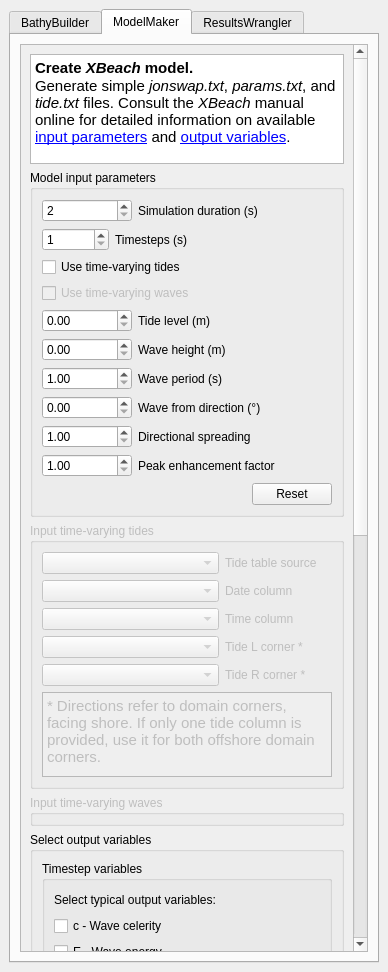
Above: QBeach_dockwidget_base.ui from JTMelly/QBeach before the change. Below: the same form after it.
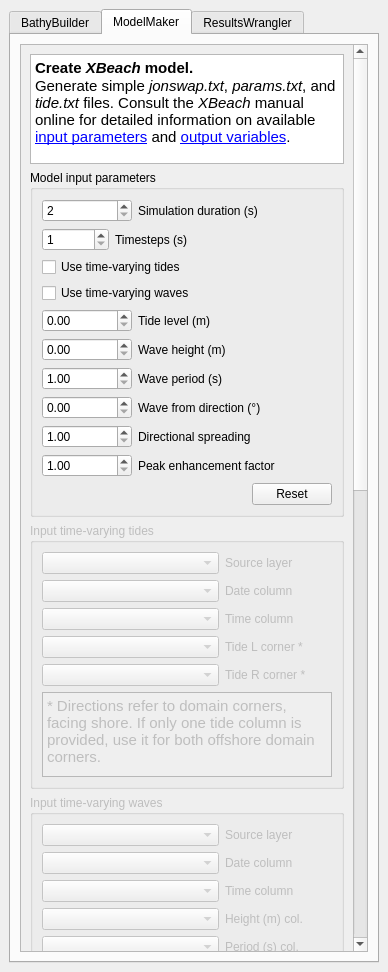
That is the form after the change. The open tabs and pages were chosen to show the change. Custom widgets are drawn as their Qt base class.

Commit message: adding UI for time-varying waves (still disabled)

The edit to the form file:
```diff
--- a/QBeach_dockwidget_base.ui
+++ b/QBeach_dockwidget_base.ui
@@ -26,7 +26,7 @@
    <string>QBeach</string>
   </property>
   <widget class="QWidget" name="dockWidgetContents">
-   <layout class="QGridLayout" name="gridLayout_19">
+   <layout class="QGridLayout" name="gridLayout_20">
     <item row="0" column="0">
      <widget class="QTabWidget" name="tabQBeach">
       <property name="currentIndex">
@@ -1187,7 +1187,7 @@
        <attribute name="title">
         <string>ModelMaker</string>
        </attribute>
-       <layout class="QGridLayout" name="gridLayout_18">
+       <layout class="QGridLayout" name="gridLayout_19">
         <item row="0" column="0">
          <widget class="QScrollArea" name="saMM">
           <property name="widgetResizable">
@@ -1202,9 +1202,9 @@
              <height>882</height>
             </rect>
            </property>
-           <layout class="QGridLayout" name="gridLayout_16">
+           <layout class="QGridLayout" name="gridLayout_18">
             <item row="0" column="0">
-             <layout class="QVBoxLayout" name="verticalLayout_14">
+             <layout class="QVBoxLayout" name="verticalLayout_15">
               <item>
                <widget class="QTextBrowser" name="txtbModelMaker">
                 <property name="minimumSize">
@@ -1352,7 +1352,7 @@
                      <item>
                       <widget class="QCheckBox" name="cbVariableWaves">
                        <property name="enabled">
-                        <bool>false</bool>
+                        <bool>true</bool>
                        </property>
                        <property name="text">
                         <string>Use time-varying waves</string>
@@ -1663,7 +1663,7 @@
                      <item>
                       <widget class="QLabel" name="lbTideTable">
                        <property name="text">
-                        <string>Tide table source</string>
+                        <string>Source layer</string>
                        </property>
                       </widget>
                      </item>
@@ -1855,7 +1855,7 @@
                  <bool>false</bool>
                 </property>
                 <property name="styleSheet">
-                 <string notr="true"> QgsCollapsibleGroupBoxBasic { border: none; }QgsCollapsibleGroupBoxBasic::title, QgsCollapsibleGroupBox::title {  subcontrol-origin: margin;  subcontrol-position: top left;  margin-left: 20px;  margin-right: 5px;  left: 0px;  top: 1px;}QgsCollapsibleGroupBoxBasic::title, QgsCollapsibleGroupBox::title {  subcontrol-origin: margin;  subcontrol-position: top left;  margin-left: 20px;  margin-right: 5px;  left: 0px;  top: 1px;}QgsCollapsibleGroupBoxBasic::title, QgsCollapsibleGroupBox::title {  subcontrol-origin: margin;  subcontrol-position: top left;  margin-left: 20px;  margin-right: 5px;  left: 0px;  top: 1px;}QgsCollapsibleGroupBoxBasic::title, QgsCollapsibleGroupBox::title {  subcontrol-origin: margin;  subcontrol-position: top left;  margin-left: 20px;  margin-right: 5px;  left: 0px;  top: 1px;}</string>
+                 <string notr="true">QgsCollapsibleGroupBoxBasic::title, QgsCollapsibleGroupBox::title {  subcontrol-origin: margin;  subcontrol-position: top left;  margin-left: 20px;  margin-right: 5px;  left: 0px;  top: 1px;}QgsCollapsibleGroupBoxBasic::title, QgsCollapsibleGroupBox::title {  subcontrol-origin: margin;  subcontrol-position: top left;  margin-left: 20px;  margin-right: 5px;  left: 0px;  top: 1px;}QgsCollapsibleGroupBoxBasic::title, QgsCollapsibleGroupBox::title {  subcontrol-origin: margin;  subcontrol-position: top left;  margin-left: 20px;  margin-right: 5px;  left: 0px;  top: 1px;}QgsCollapsibleGroupBoxBasic::title, QgsCollapsibleGroupBox::title {  subcontrol-origin: margin;  subcontrol-position: top left;  margin-left: 20px;  margin-right: 5px;  left: 0px;  top: 1px;} QgsCollapsibleGroupBoxBasic { border: none; }</string>
                 </property>
                 <property name="title">
                  <string>Input time-varying waves</string>
@@ -1863,6 +1863,216 @@
                 <property name="collapsed">
                  <bool>true</bool>
                 </property>
+                <layout class="QGridLayout" name="gridLayout_16">
+                 <item row="0" column="0">
+                  <layout class="QVBoxLayout" name="verticalLayout_14">
+                   <item>
+                    <layout class="QHBoxLayout" name="horizontalLayout_82">
+                     <item>
+                      <widget class="QgsMapLayerComboBox" name="mlcbWaveTable">
+                       <property name="minimumSize">
+                        <size>
+                         <width>177</width>
+                         <height>0</height>
+                        </size>
+                       </property>
+                      </widget>
+                     </item>
+                     <item>
+                      <widget class="QLabel" name="lbWaveTable">
+                       <property name="text">
+                        <string>Source layer</string>
+                       </property>
+                      </widget>
+                     </item>
+                     <item>
+                      <spacer name="horizontalSpacer_76">
+                       <property name="orientation">
+                        <enum>Qt::Orientation::Horizontal</enum>
+                       </property>
+                       <property name="sizeHint" stdset="0">
+                        <size>
+                         <width>18</width>
+                         <height>20</height>
+                        </size>
+                       </property>
+                      </spacer>
+                     </item>
+                    </layout>
+                   </item>
+                   <item>
+                    <layout class="QHBoxLayout" name="horizontalLayout_81">
+                     <item>
+                      <widget class="QComboBox" name="cbWaveDate">
+                       <property name="minimumSize">
+                        <size>
+                         <width>177</width>
+                         <height>0</height>
+                        </size>
+                       </property>
+                      </widget>
+                     </item>
+                     <item>
+                      <widget class="QLabel" name="lbWaveDate">
+                       <property name="text">
+                        <string>Date column</string>
+                       </property>
+                      </widget>
+                     </item>
+                     <item>
+                      <spacer name="horizontalSpacer_77">
+                       <property name="orientation">
+                        <enum>Qt::Orientation::Horizontal</enum>
+                       </property>
+                       <property name="sizeHint" stdset="0">
+                        <size>
+                         <width>18</width>
+                         <height>20</height>
+                        </size>
+                       </property>
+                      </spacer>
+                     </item>
+                    </layout>
+                   </item>
+                   <item>
+                    <layout class="QHBoxLayout" name="horizontalLayout_80">
+                     <item>
+                      <widget class="QComboBox" name="cbWaveTime">
+                       <property name="minimumSize">
+                        <size>
+                         <width>177</width>
+                         <height>0</height>
+                        </size>
+                       </property>
+                      </widget>
+                     </item>
+                     <item>
+                      <widget class="QLabel" name="lbWaveTime">
+                       <property name="text">
+                        <string>Time column</string>
+                       </property>
+                      </widget>
+                     </item>
+                     <item>
+                      <spacer name="horizontalSpacer_78">
+                       <property name="orientation">
+                        <enum>Qt::Orientation::Horizontal</enum>
+                       </property>
+                       <property name="sizeHint" stdset="0">
+                        <size>
+                         <width>18</width>
+                         <height>20</height>
+                        </size>
+                       </property>
+                      </spacer>
+                     </item>
+                    </layout>
+                   </item>
+                   <item>
+                    <layout class="QHBoxLayout" name="horizontalLayout_79">
+                     <item>
+                      <widget class="QComboBox" name="cbHeightColumn">
+                       <property name="minimumSize">
+                        <size>
+                         <width>177</width>
+                         <height>0</height>
+                        </size>
+                       </property>
+                      </widget>
+                     </item>
+                     <item>
+                      <widget class="QLabel" name="lbWavHeight">
+                       <property name="text">
+                        <string>Height (m) col.</string>
+                       </property>
+                      </widget>
+                     </item>
+                     <item>
+                      <spacer name="horizontalSpacer_79">
+                       <property name="orientation">
+                        <enum>Qt::Orientation::Horizontal</enum>
+                       </property>
+                       <property name="sizeHint" stdset="0">
+                        <size>
+                         <width>18</width>
+                         <height>20</height>
+                        </size>
+                       </property>
+                      </spacer>
+                     </item>
+                    </layout>
+                   </item>
+                   <item>
+                    <layout class="QHBoxLayout" name="horizontalLayout_78">
+                     <item>
+                      <widget class="QComboBox" name="cbPeriodColumn">
+                       <property name="minimumSize">
+                        <size>
+                         <width>177</width>
+                         <height>0</height>
+                        </size>
+                       </property>
+                      </widget>
+                     </item>
+                     <item>
+                      <widget class="QLabel" name="lbWavPeriod">
+                       <property name="text">
+                        <string>Period (s) col.</string>
+                       </property>
+                      </widget>
+                     </item>
+                     <item>
+                      <spacer name="horizontalSpacer_80">
+                       <property name="orientation">
+                        <enum>Qt::Orientation::Horizontal</enum>
+                       </property>
+                       <property name="sizeHint" stdset="0">
+                        <size>
+                         <width>18</width>
+                         <height>20</height>
+                        </size>
+                       </property>
+                      </spacer>
+                     </item>
+                    </layout>
+                   </item>
+                   <item>
+                    <layout class="QHBoxLayout" name="horizontalLayout_77">
+                     <item>
+                      <widget class="QComboBox" name="cbDirectionColumn">
+                       <property name="minimumSize">
+                        <size>
+                         <width>177</width>
+                         <height>0</height>
+                        </size>
+                       </property>
+                      </widget>
+                     </item>
+                     <item>
+                      <widget class="QLabel" name="lbWavAngle">
+                       <property name="text">
+                        <string>From (°) col.</string>
+                       </property>
+                      </widget>
+                     </item>
+                     <item>
+                      <spacer name="horizontalSpacer_81">
+                       <property name="orientation">
+                        <enum>Qt::Orientation::Horizontal</enum>
+                       </property>
+                       <property name="sizeHint" stdset="0">
+                        <size>
+                         <width>18</width>
+                         <height>20</height>
+                        </size>
+                       </property>
+                      </spacer>
+                     </item>
+                    </layout>
+                   </item>
+                  </layout>
+                 </item>
+                </layout>
                </widget>
               </item>
               <item>
```
Left out of the diff: 2 changed lines with no effect on the pictures.
